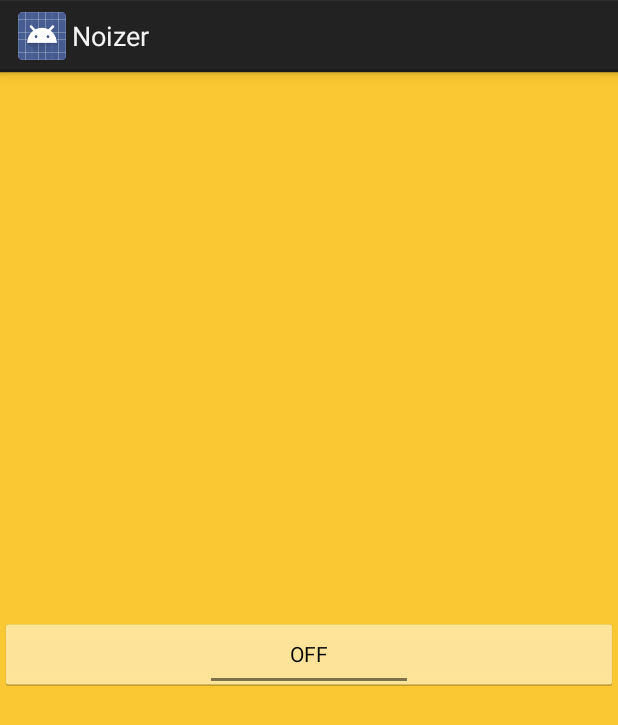
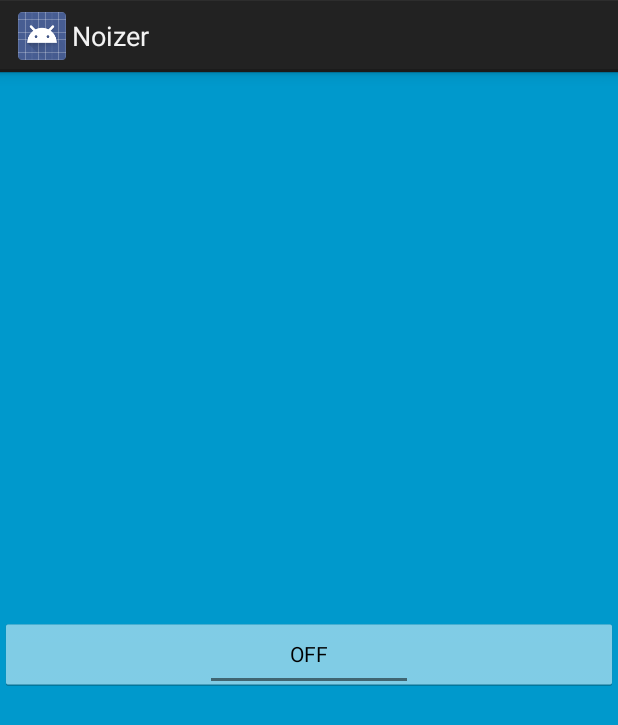
Before and after one commit to pykx/Noizer, an Android app: the screen it shows after launch (NoizerActivity), on a phone screen of 412 x 824 dp. Shown: the top 725 px of the screen. Run offline under Robolectric (Android 15) with nearby library versions, the phone set to English and light mode, and no system bars; 1 statement that could not run was skipped.

```diff
--- a/app/src/main/AndroidManifest.xml
+++ b/app/src/main/AndroidManifest.xml
@@ -3,7 +3,7 @@
     package="com.application.noizer">
 
     <application
-        android:allowBackup="true"
+        android:allowBackup="false"
         android:icon="@mipmap/ic_launcher"
         android:label="@string/app_name"
         android:roundIcon="@mipmap/ic_launcher_round"
@@ -12,7 +12,6 @@
         <activity android:name=".NoizerActivity">
             <intent-filter>
                 <action android:name="android.intent.action.MAIN" />
-
                 <category android:name="android.intent.category.LAUNCHER" />
             </intent-filter>
         </activity>
--- a/app/src/main/cpp/CMakeLists.txt
+++ b/app/src/main/cpp/CMakeLists.txt
@@ -1,6 +1,6 @@
 cmake_minimum_required(VERSION 3.4.1)
 
-set(CMAKE_C_FLAGS "${CMAKE_C_FLAGS} -std=c99 -Wall")
+set(CMAKE_C_FLAGS "${CMAKE_C_FLAGS} -std=c99 -Wall -Werror")
 
 add_library( libnoizer # The name of the library.
              SHARED # Shared library.
--- a/app/src/main/res/layout/activity_noizer.xml
+++ b/app/src/main/res/layout/activity_noizer.xml
@@ -4,25 +4,30 @@
     xmlns:tools="http://schemas.android.com/tools"
     android:layout_width="match_parent"
     android:layout_height="match_parent"
-    android:background="@android:color/holo_blue_dark"
     tools:context="com.application.noizer.NoizerActivity">
 
-    <LinearLayout
-        android:layout_width="match_parent"
-        android:layout_height="match_parent"
-        android:background="@color/colorPrimaryDark"
+    <android.support.constraint.ConstraintLayout
+        android:id="@+id/linearLayout2"
+        android:layout_width="0dp"
+        android:layout_height="0dp"
         android:gravity="center_vertical"
-        android:orientation="vertical"
-        tools:layout_editor_absoluteX="35dp"
-        tools:layout_editor_absoluteY="38dp">
+        android:background="@android:color/holo_blue_dark"
+        app:layout_constraintBottom_toBottomOf="parent"
+        app:layout_constraintEnd_toEndOf="parent"
+        app:layout_constraintStart_toStartOf="parent"
+        app:layout_constraintTop_toTopOf="parent"
+        app:layout_editor_absoluteX="0dp">
 
         <ToggleButton
             android:id="@+id/toggleButton"
-            android:layout_width="match_parent"
+            android:layout_width="0dp"
             android:layout_height="wrap_content"
             android:checked="false"
             android:onClick="onButtonClick"
-            android:text="ToggleButton" />
+            app:layout_constraintBottom_toBottomOf="parent"
+            app:layout_constraintEnd_toEndOf="parent"
+            app:layout_constraintStart_toStartOf="parent"
+            app:layout_constraintTop_toTopOf="parent" />
 
-    </LinearLayout>
+    </android.support.constraint.ConstraintLayout>
 </android.support.constraint.ConstraintLayout>
--- a/app/src/main/res/values/colors.xml
+++ /dev/null
@@ -1,6 +0,0 @@
-<?xml version="1.0" encoding="utf-8"?>
-<resources>
-    <color name="colorPrimary">#3F51B5</color>
-    <color name="colorPrimaryDark">#fac832</color>
-    <color name="colorAccent">#FF4081</color>
-</resources>
```
Also changed, not shown: app/build.gradle (+10 -6 lines), 1 other file.
